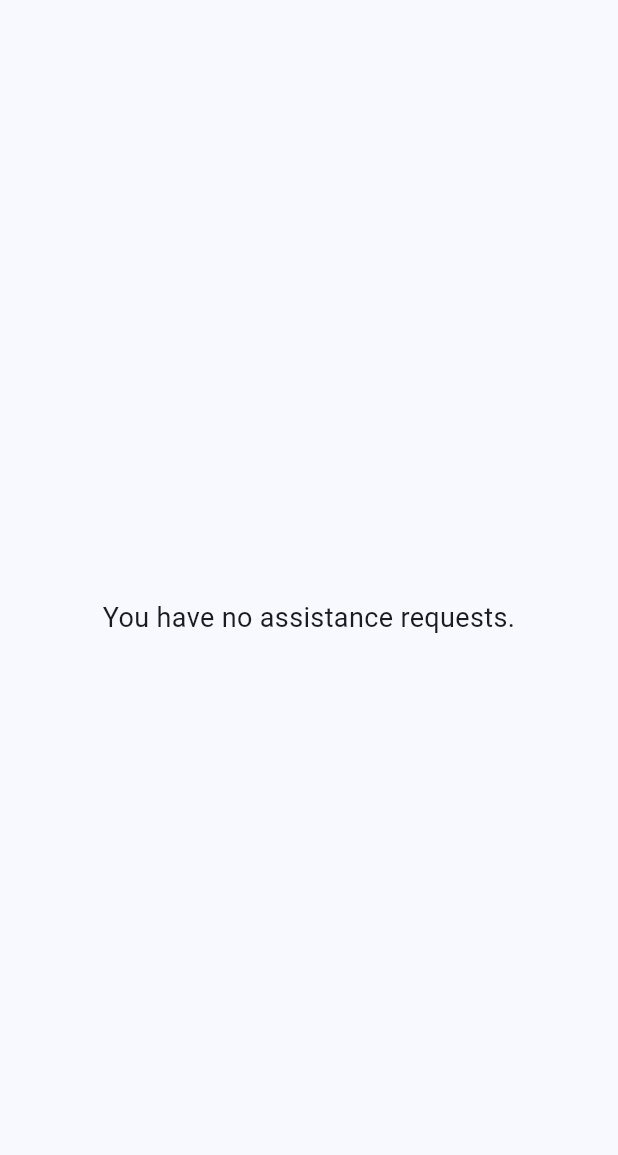
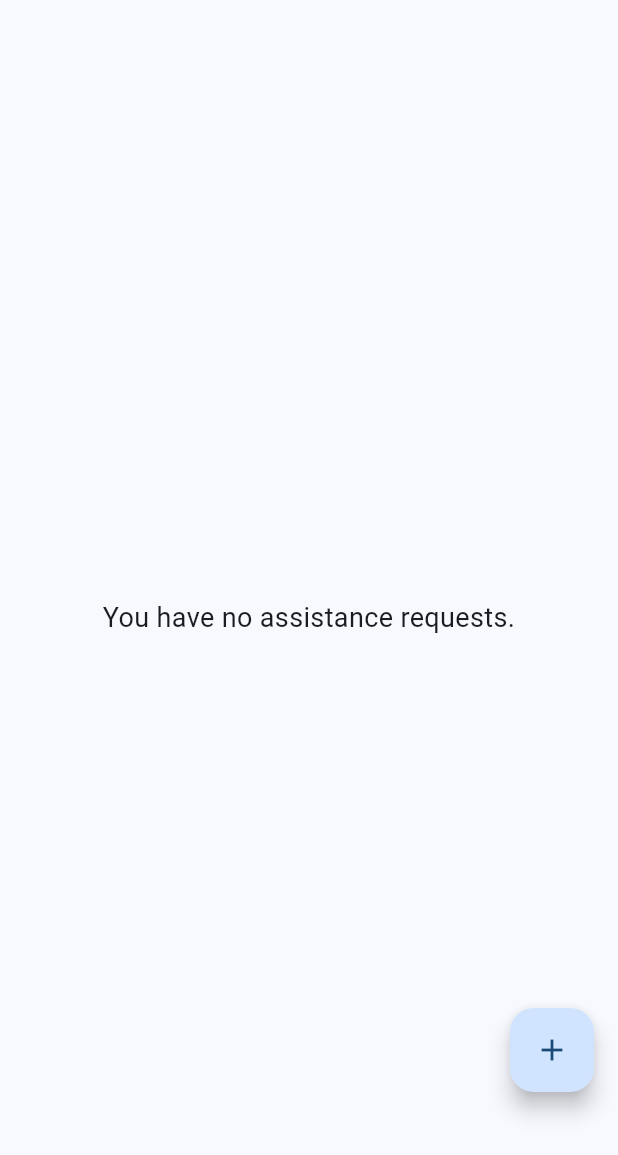
Before and after one commit to AndreFerreira5/pitfix, a Flutter app: the ClientRequests screen opened directly, on a phone screen of 412 x 824 dp. Shown: the top 1155 px of the screen. Run offline on Flutter 3.47's test engine with Material 3 defaults, Android fonts, the phone set to English and light mode, and no system bars; our stand-ins replace flutter_secure_storage, get, iconsax; missing offline and left inert: paseto; accounts and stored records are empty.

Commit message:
add request in client fixes

```diff
--- a/frontend/lib/src/ui/client_requests.dart
+++ b/frontend/lib/src/ui/client_requests.dart
@@ -125,6 +125,19 @@ class _ClientRequestsState extends State<ClientRequests> {
           );
         },
       ),
+        floatingActionButton: Padding(
+        padding: const EdgeInsets.only(bottom: 80.0),
+        child: FloatingActionButton(
+          onPressed: () {
+            Navigator.push(
+            context,
+            MaterialPageRoute(builder: (context) => const AddRequestPage()),
+        );
+      },
+      tooltip: "Add Request",
+      child: const Icon(Icons.add),
+    ),
+        ),
     );
   }
 }
```
